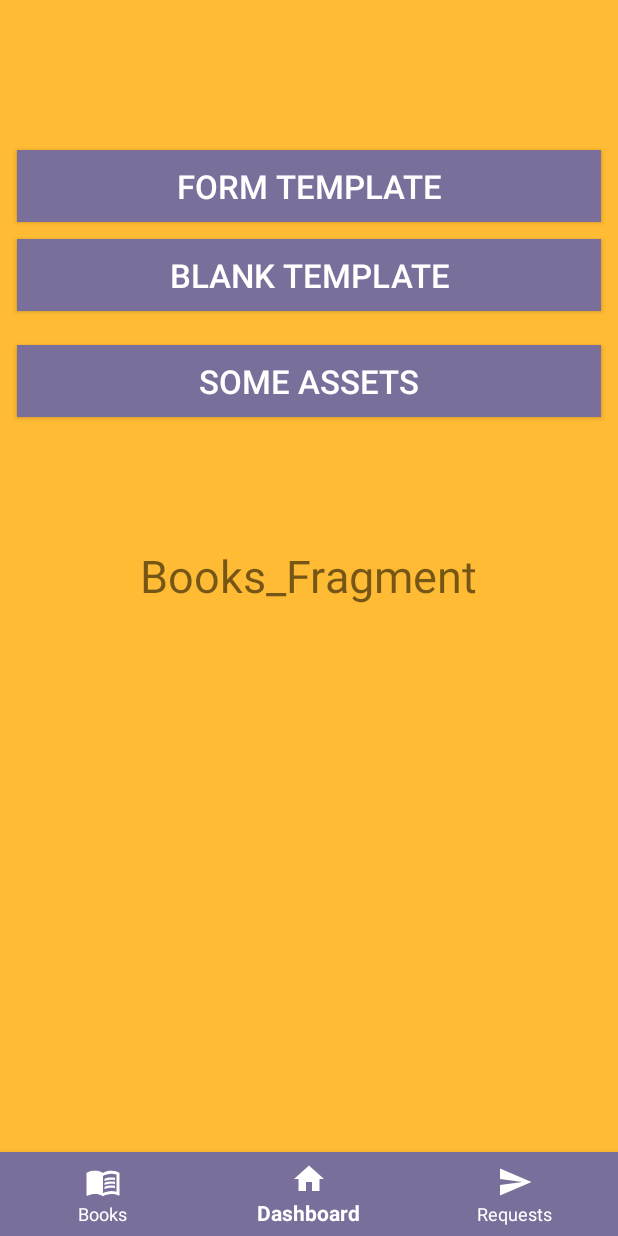
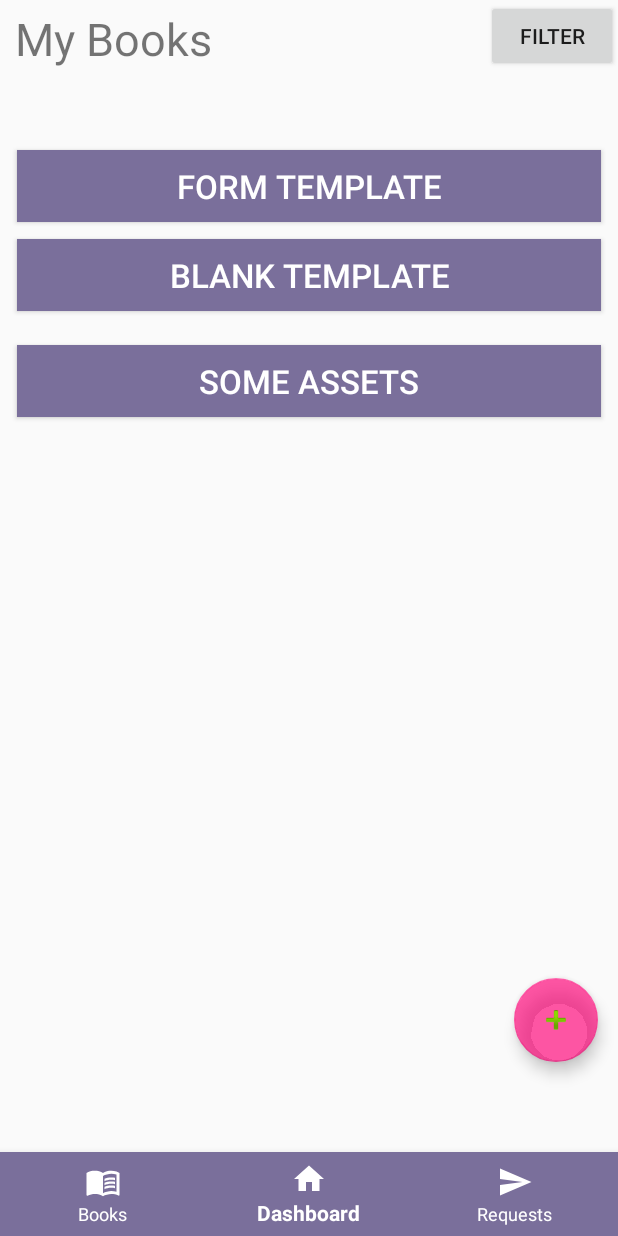
Before and after one commit to CMPUT301F20T29/Bobs-Little-Free-Library, an Android app: the fragment BooksFragment placed in its activity, on a phone screen of 412 x 824 dp. Run offline under Robolectric (Android 15) with nearby library versions, the phone set to English and light mode, and no system bars.

Commit message:
update to "My Books" activity
Book.java
- Removed temporary comments
BooksFragment.java
- Added Click listeners for filter and FAB buttons
books_fragments.xml
- Creates Listview and Buttons for BooksFragments
Content.xml
-Added image view and Title/author text to each list instance
CustomList.java
-implements getView to interact with content.xml

```diff
--- a/BobsLittleFreeLibrary/app/src/main/java/com/example/bobslittlefreelibrary/Book.java
+++ b/BobsLittleFreeLibrary/app/src/main/java/com/example/bobslittlefreelibrary/Book.java
@@ -8,7 +8,7 @@ public class Book implements Serializable
     private String status;
     private String description;
     private String author;
-    private String picture;//temp type, till we decide on how we gonna handle images
+    private String picture;
     private User owner;
     private String ISBN;
 
@@ -18,7 +18,7 @@ public class Book implements Serializable
         this.status = status;
         this.description = description;
         this.author = author;
-        this.picture = picture;//temp type, till we decide on how we gonna handle images
+        this.picture = picture;
         this.owner = owner;
         this.ISBN = ISBN;
 
@@ -30,7 +30,7 @@ public class Book implements Serializable
         this.status = status;
         this.description = description;
         this.author = author;
-        this.picture = "Default"; //temp type, till we decide on how we gonna handle images
+        this.picture = "";
         this.owner = owner;
         this.ISBN = ISBN;
 
--- a/BobsLittleFreeLibrary/app/src/main/java/com/example/bobslittlefreelibrary/BooksFragment.java
+++ b/BobsLittleFreeLibrary/app/src/main/java/com/example/bobslittlefreelibrary/BooksFragment.java
@@ -1,19 +1,66 @@
 package com.example.bobslittlefreelibrary;
 
+import android.content.Intent;
 import android.os.Bundle;
 import android.view.LayoutInflater;
 import android.view.View;
 import android.view.ViewGroup;
+import android.view.animation.Animation;
+import android.widget.ArrayAdapter;
+import android.widget.Button;
+import android.widget.ListView;
 
 import androidx.annotation.NonNull;
 import androidx.annotation.Nullable;
 import androidx.fragment.app.Fragment;
 
+import com.google.android.material.floatingactionbutton.FloatingActionButton;
+
+import java.util.ArrayList;
+
 public class BooksFragment extends Fragment {
+    ListView bookList;
+    ArrayAdapter<Book> bookAdapter;
+    ArrayList<Book> dataList;
+
+
+    @Override
+    public void onCreate(@Nullable Bundle savedInstanceState) {
+        super.onCreate(savedInstanceState);
+    }
 
     @Nullable
     @Override
     public View onCreateView(@NonNull LayoutInflater inflater, @Nullable ViewGroup container, @Nullable Bundle savedInstanceState) {
         return inflater.inflate(R.layout.books_fragment, container, false);
     }
+
+    @Override
+    public void onActivityCreated(@Nullable Bundle savedInstanceState) {
+        super.onActivityCreated(savedInstanceState);
+        bookList = getActivity().findViewById(R.id.bookList);
+        dataList = new ArrayList<>();
+        bookList.setAdapter(bookAdapter);
+
+
+        final FloatingActionButton addItemButton = getActivity().findViewById(R.id.add_Item); //might be wrong id
+        addItemButton.setOnClickListener(new View.OnClickListener() {
+            @Override
+            public void onClick(View view) {
+                //TODO
+            }
+        });
+
+        Button filterButton = getActivity().findViewById(R.id.filterButton);
+        filterButton.setOnClickListener(new View.OnClickListener() {
+            public void onClick(View v) {
+                //TODO
+            }
+        });
+
+
+
+
+
+    }
 }
--- a/BobsLittleFreeLibrary/app/src/main/res/layout/books_fragment.xml
+++ b/BobsLittleFreeLibrary/app/src/main/res/layout/books_fragment.xml
@@ -1,13 +1,51 @@
 <?xml version="1.0" encoding="utf-8"?>
 <RelativeLayout xmlns:android="http://schemas.android.com/apk/res/android"
-    android:layout_width="match_parent" android:layout_height="match_parent"
-    android:background="@android:color/holo_orange_light">
+    android:layout_width="match_parent"
+    android:layout_height="match_parent"
+    xmlns:app="http://schemas.android.com/apk/res-auto"
+    android:orientation="vertical">
+
+
+    <ListView
+        android:id="@+id/bookList"
+        android:layout_width="match_parent"
+        android:layout_height="match_parent"
+        android:layout_marginTop="50dp"
+        android:layout_marginBottom="60dp">
+
+    </ListView>
+
+    <Button
+        android:id="@+id/filterButton"
+        android:layout_width="wrap_content"
+        android:layout_height="wrap_content"
+        android:layout_alignParentRight="true"
+        android:text="FILTER" />
 
     <TextView
+        android:id="@+id/sectionText"
         android:layout_width="wrap_content"
         android:layout_height="wrap_content"
-        android:text="Books_Fragment"
-        android:textSize="30sp"
-        android:layout_centerInParent="true" />
+        android:text="My Books"
+        android:textSize="30dp"
+        android:paddingLeft="10dp"
+        android:paddingTop="5dp"/>
+
+    <com.google.android.material.floatingactionbutton.FloatingActionButton
+        android:id="@+id/add_Item"
+        android:layout_width="match_parent"
+        android:layout_height="wrap_content"
+        android:layout_alignParentEnd="true"
+        android:layout_alignParentRight="true"
+        android:layout_alignParentBottom="true"
+
+        android:layout_marginEnd="13dp"
+        android:layout_marginRight="13dp"
+        android:layout_marginBottom="60dp"
+        android:clickable="true"
+        android:focusable="true"
+        app:backgroundTint="#A8FF0077"
+        app:srcCompat="@android:drawable/ic_input_add" />
+
 
 </RelativeLayout>
```
Also changed, not shown: BobsLittleFreeLibrary/app/src/main/java/com/example/bobslittlefreelibrary/CustomList.java (added, +44 -0 lines), BobsLittleFreeLibrary/app/src/main/res/layout/content.xml (added, +54 -0 lines), 145 other files.
